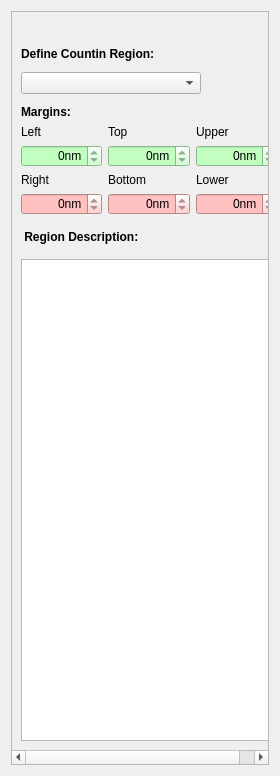
Before: the Qt Designer form Plugins/CountingRegion/CountingRegion.ui in FelixdelasPozas/EspINA, drawn with Qt 5.
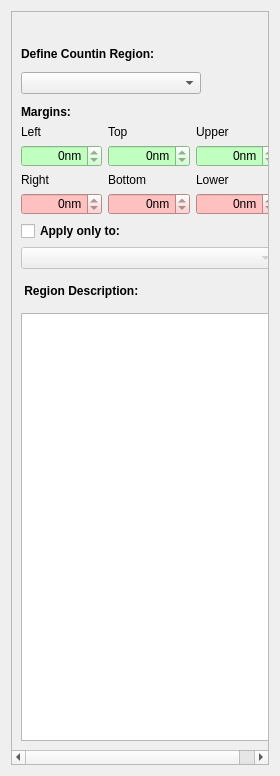
After: the same form once the commit is applied. Icons and pictures are not drawn. Custom widgets are drawn as their Qt base class.

Commit message: Add Taxonomy Selector to Counting Region plugin

```diff
--- a/Plugins/CountingRegion/CountingRegion.ui
+++ b/Plugins/CountingRegion/CountingRegion.ui
@@ -363,6 +363,26 @@
          </item>
         </layout>
        </item>
+       <item>
+        <widget class="QCheckBox" name="useTaxonomicalConstraint">
+         <property name="font">
+          <font>
+           <weight>75</weight>
+           <bold>true</bold>
+          </font>
+         </property>
+         <property name="text">
+          <string>Apply only to:</string>
+         </property>
+        </widget>
+       </item>
+       <item>
+        <widget class="QComboTreeView" name="taxonomySelector">
+         <property name="enabled">
+          <bool>false</bool>
+         </property>
+        </widget>
+       </item>
        <item>
         <layout class="QHBoxLayout" name="horizontalLayout_3">
          <item>
@@ -430,6 +450,13 @@
    </item>
   </layout>
  </widget>
+ <customwidgets>
+  <customwidget>
+   <class>QComboTreeView</class>
+   <extends>QComboBox</extends>
+   <header>GUI/QtWidget/QComboTreeView.h</header>
+  </customwidget>
+ </customwidgets>
  <resources>
   <include location="rsc/CountingRegion.qrc"/>
  </resources>
```
The commit also changes 2 other files.
